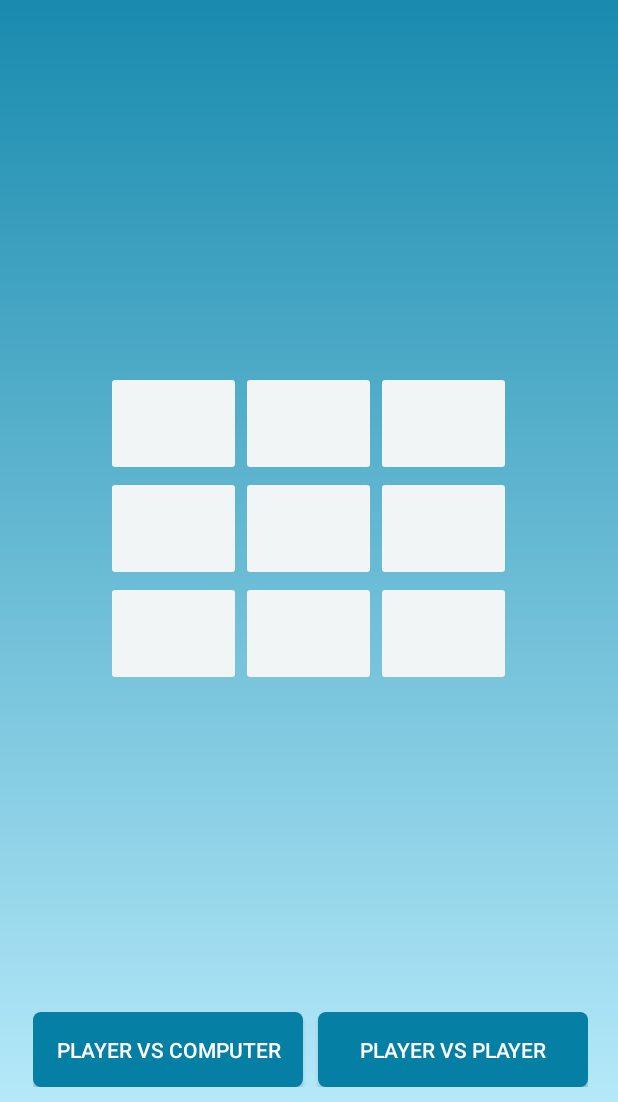
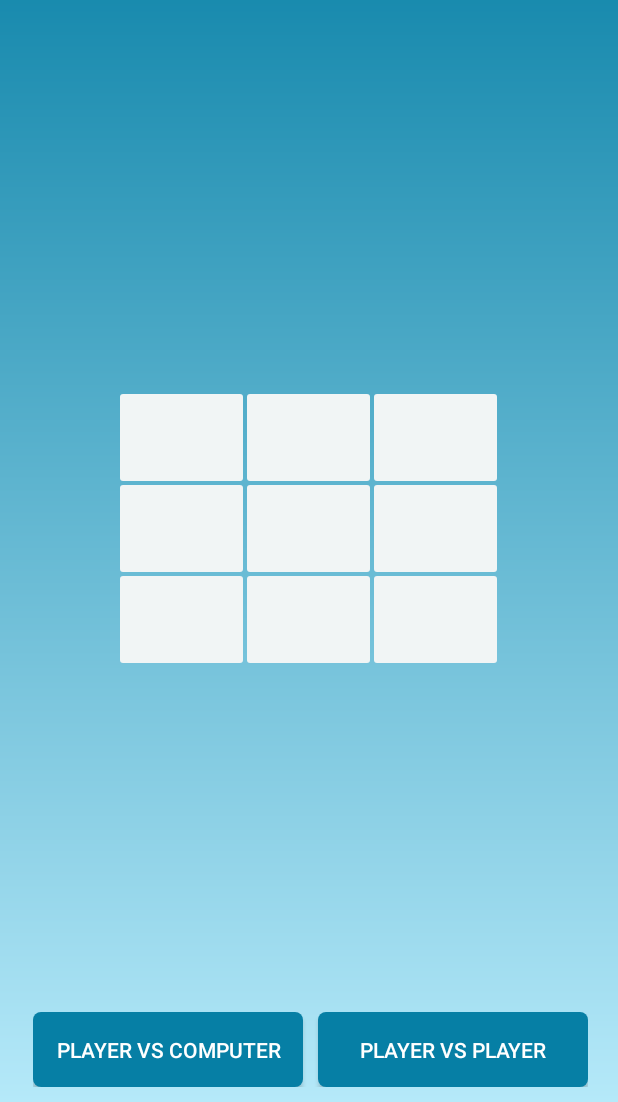
Before and after one commit to leandro9216/android_tic-tae-toe, an Android app: the screen it shows after launch (MainActivity), on a phone screen of 412 x 824 dp, the part 134-1236 px from its top. Run offline under Robolectric (Android 15) with nearby library versions, the phone set to English and light mode, and no system bars.

Commit message:
Updated version

```diff
--- a/TicTaeToe/app/src/main/res/layout/activity_main.xml
+++ b/TicTaeToe/app/src/main/res/layout/activity_main.xml
@@ -147,6 +147,7 @@
                 android:layout_width="90dp"
                 android:layout_height="70dp"
                 android:backgroundTint="@color/board"
+                android:layout_marginRight="-5dp"
                 android:textSize="18sp" />
 
             <Button
@@ -154,6 +155,7 @@
                 android:layout_width="90dp"
                 android:layout_height="70dp"
                 android:backgroundTint="@color/board"
+                android:layout_marginRight="-5dp"
                 android:textSize="18sp" />
 
             <Button
@@ -166,13 +168,15 @@
 
         <LinearLayout
             android:layout_width="wrap_content"
-            android:layout_height="wrap_content">
+            android:layout_height="wrap_content"
+            android:layout_marginTop="-9dp">
 
             <Button
                 android:id="@+id/button4"
                 android:layout_width="90dp"
                 android:layout_height="70dp"
                 android:backgroundTint="@color/board"
+                android:layout_marginRight="-5dp"
                 android:textSize="18sp" />
 
             <Button
@@ -180,6 +184,7 @@
                 android:layout_width="90dp"
                 android:layout_height="70dp"
                 android:backgroundTint="@color/board"
+                android:layout_marginRight="-5dp"
                 android:textSize="18sp" />
 
             <Button
@@ -192,13 +197,15 @@
 
         <LinearLayout
             android:layout_width="wrap_content"
-            android:layout_height="wrap_content">
+            android:layout_height="wrap_content"
+            android:layout_marginTop="-9dp">
 
             <Button
                 android:id="@+id/button7"
                 android:layout_width="90dp"
                 android:layout_height="70dp"
                 android:backgroundTint="@color/board"
+                android:layout_marginRight="-5dp"
                 android:textSize="18sp" />
 
             <Button
@@ -206,6 +213,7 @@
                 android:layout_width="90dp"
                 android:layout_height="70dp"
                 android:backgroundTint="@color/board"
+                android:layout_marginRight="-5dp"
                 android:textSize="18sp" />
 
             <Button
```
